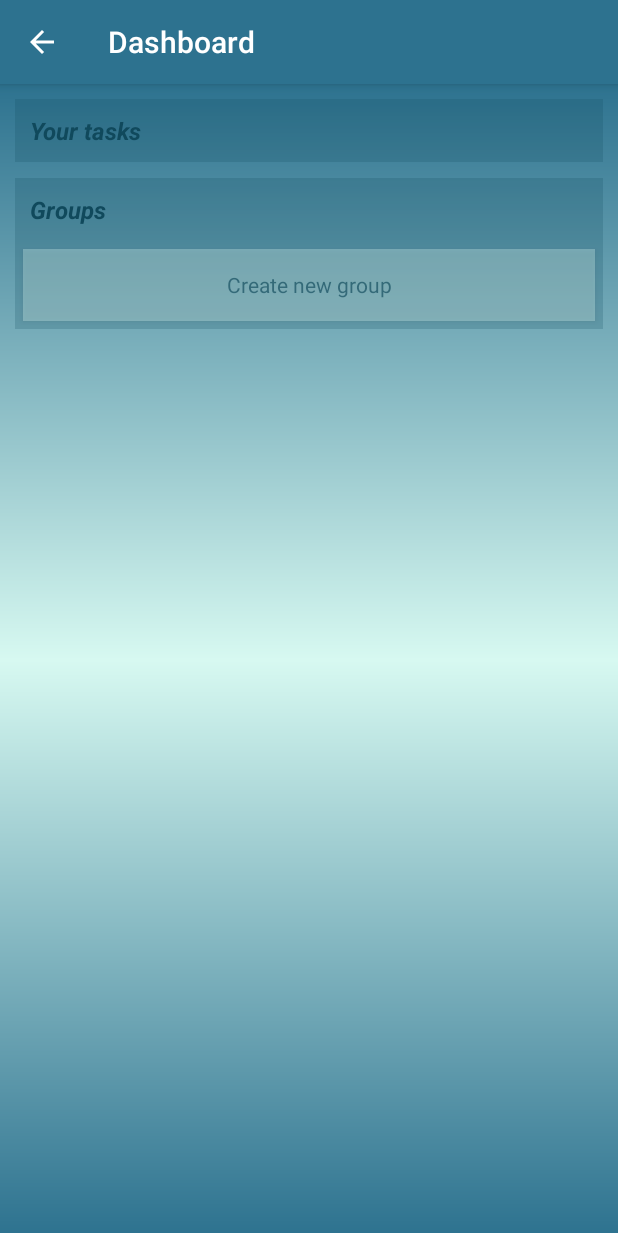
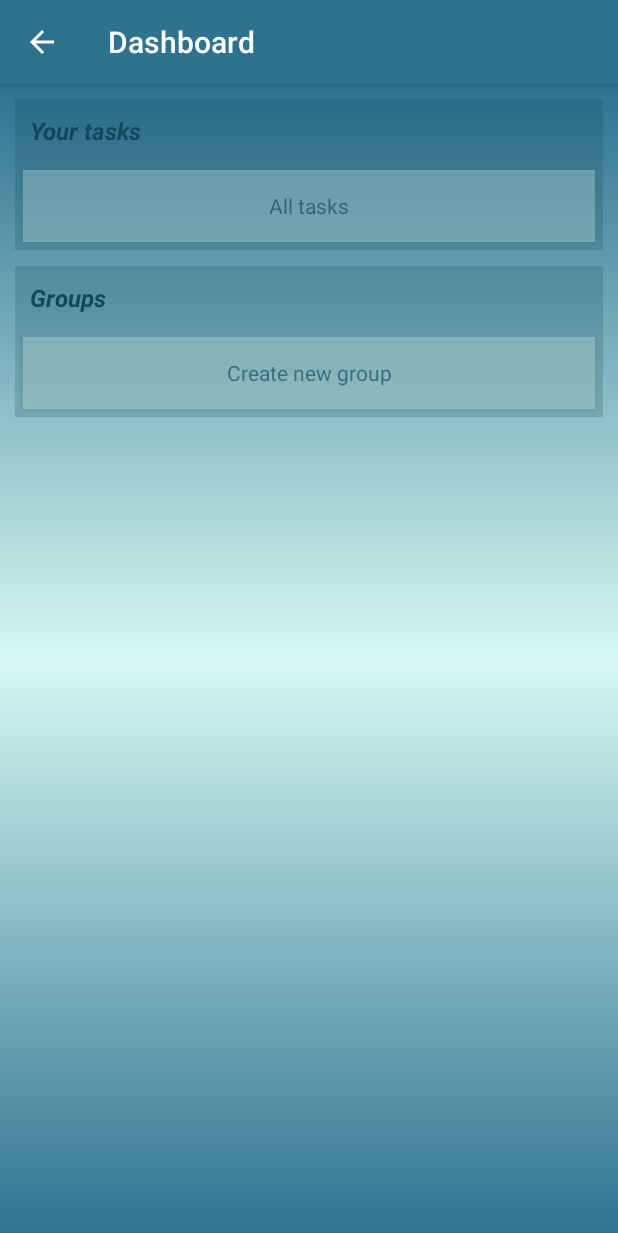
Before and after one commit to Budziaszek/Application-supporting-the-management-of-finances-and-tasks, an Android app: the screen it shows after launch once a user with an empty profile is signed in (MainActivity), in the side drawer, after a tap on "Dashboard", on a phone screen of 412 x 824 dp. Shown: the top 1233 px of the screen. Run offline under Robolectric (Android 15) with nearby library versions, the phone set to English and light mode, and no system bars; our stand-ins replace Firebase (no records; nobody signed in at launch, a user with empty details on screens opened directly).

Commit message:
Archive tasks, recyclerview display improvements

```diff
--- a/TaBMate/app/src/main/java/com/budziaszek/tabmate/activity/LoginActivity.java
+++ b/TaBMate/app/src/main/java/com/budziaszek/tabmate/activity/LoginActivity.java
@@ -84,7 +84,7 @@ public class LoginActivity extends Activity {
             startMain();
         }
 
-        doLoginTask("ananke.moro@gmail.com", "zabcia3");
+        //doLoginTask("ananke.moro@gmail.com", "zabcia3");
     }
 
 
--- a/TaBMate/app/src/main/java/com/budziaszek/tabmate/fragment/MainPageFragment.java
+++ b/TaBMate/app/src/main/java/com/budziaszek/tabmate/fragment/MainPageFragment.java
@@ -27,6 +27,7 @@ import com.budziaszek.tabmate.view.adapter.InvitationsItemsAdapter;
 import com.budziaszek.tabmate.view.listener.TasksClickListener;
 
 import java.util.ArrayList;
+import java.util.Comparator;
 import java.util.List;
 
 
@@ -57,17 +58,13 @@ public class MainPageFragment extends BasicFragment implements DataChangeListene
 
         activity = getActivity();
 
-        invitationsList.clear();
-        groups.clear();
-        tasks.clear();
-
         mDisplayView = fView.findViewById(R.id.user_groups_layout);
         mProgressView = fView.findViewById(R.id.progress_groups);
 
         //Refresh
         swipeLayout = fView.findViewById(R.id.swipe_container);
         swipeLayout.setOnRefreshListener(() -> {
-            groups = new ArrayList<>();
+
             Log.d(TAG, "Ask for refresh groups and users");
             DataManager.getInstance().refresh(((MainActivity) activity).getCurrentUserId());
 
@@ -87,8 +84,6 @@ public class MainPageFragment extends BasicFragment implements DataChangeListene
         setRecyclerInvitations();
         setRecyclerTasks();
 
-        groups = new ArrayList<>();
-
         DataManager instance = DataManager.getInstance();
         instance.addObserver(this);
         if (instance.getGroups() == null) {
@@ -99,12 +94,8 @@ public class MainPageFragment extends BasicFragment implements DataChangeListene
             tasksChanged();
         }
 
-        if (instance.getInvitations() == null) {
-            Log.d(TAG, "Ask for refresh invitations");
-            instance.refreshInvitations(((MainActivity) activity).getCurrentUserId());
-        } else {
-            invitationsChanged();
-        }
+        Log.d(TAG, "Ask for refresh invitations");
+        DataManager.getInstance().refreshInvitations(((MainActivity) activity).getCurrentUserId());
 
         showProgress(false);
 
@@ -144,6 +135,9 @@ public class MainPageFragment extends BasicFragment implements DataChangeListene
             ((MainActivity) activity).setCurrentGroup(null);
             ((MainActivity) activity).startFragment(GroupFragment.class);
         });
+
+        Button allTasksButton = fView.findViewById(R.id.all_tasks_button);
+        allTasksButton.setOnClickListener(view -> ((MainActivity) activity).startFragment(TasksPagerFragment.class));
     }
 
     private void setRecyclerInvitations() {
@@ -228,20 +222,59 @@ public class MainPageFragment extends BasicFragment implements DataChangeListene
 
     @Override
     public void groupsChanged() {
-        groups = DataManager.getInstance().getGroups();
+        List<Group> newGroups = DataManager.getInstance().getGroups();
+        List<Group> oldGroups = groups;
+        groups = newGroups;
         groupsAdapter.update(groups);
+
+        newGroups.sort(Comparator.comparing(Group::getName));
+        //TODO check what exactly changed
+        for(int i = 0; i < newGroups.size(); i++){
+            if(oldGroups.size() <= i) {
+                groupsAdapter.notifyItemInserted(i);
+            } else {
+                Group newGroup = newGroups.get(i);
+                Group oldGroup = oldGroups.get(i);
+                if (!oldGroup.equals(newGroup)) {
+                    groupsAdapter.notifyItemChanged(i);
+                }
+            }
+        }
+        for( int i = newGroups.size(); i< oldGroups.size(); i++){
+            groupsAdapter.notifyItemRemoved(i);
+        }
     }
 
     @Override
     public void tasksChanged(){
-        tasks = new ArrayList<>();
+        //Select only user's and in progress
         List<UserTask> allTasks = DataManager.getInstance().getTasks();
+        List<UserTask> newTasks = new ArrayList<>();
         for (UserTask task : allTasks) {
-            if(task.getStatus() == UserTask.Status.DOING)
-            if (task.getDoers().contains(((MainActivity)activity).getCurrentUserId())) {
-                tasks.add(task);
+            if (task.getStatus() == UserTask.Status.DOING)
+                if (task.getDoers().contains(((MainActivity) activity).getCurrentUserId())) {
+                    newTasks.add(task);
+                }
+        }
+        List<UserTask> oldTasks = tasks;
+        tasks = newTasks;
+        tasksAdapter.update(tasks);
+
+        newTasks.sort(Comparator.comparing(UserTask::getTitle));
+        //TODO check what exactly changed
+        for(int i = 0; i < newTasks.size(); i++){
+            if(oldTasks.size() <= i) {
+                tasksAdapter.notifyItemInserted(i);
+            } else {
+                UserTask newTask = newTasks.get(i);
+                UserTask oldTask = oldTasks.get(i);
+                if (!oldTask.equals(newTask)) {
+                    tasksAdapter.notifyItemChanged(i);
+                }
             }
         }
-        tasksAdapter.update(tasks);
+        for( int i = newTasks.size(); i< oldTasks.size(); i++){
+            tasksAdapter.notifyItemRemoved(i);
+        }
     }
 }
--- a/TaBMate/app/src/main/java/com/budziaszek/tabmate/view/adapter/GroupsItemsAdapter.java
+++ b/TaBMate/app/src/main/java/com/budziaszek/tabmate/view/adapter/GroupsItemsAdapter.java
@@ -64,8 +64,6 @@ public class GroupsItemsAdapter extends RecyclerView.Adapter<GroupsItemsAdapter.
     }
 
     public void update(List<Group> data) {
-        groupsList.clear();
-        groupsList.addAll(data);
-        notifyDataSetChanged();
+        groupsList = data;
     }
 }
--- a/TaBMate/app/src/main/java/com/budziaszek/tabmate/view/adapter/TasksItemsAdapter.java
+++ b/TaBMate/app/src/main/java/com/budziaszek/tabmate/view/adapter/TasksItemsAdapter.java
@@ -78,8 +78,6 @@ public class TasksItemsAdapter extends RecyclerView.Adapter<TasksItemsAdapter.My
     }
 
     public void update(List<UserTask> data) {
-        tasksList.clear();
-        tasksList.addAll(data);
-        notifyDataSetChanged();
+        tasksList = data;
     }
 }
--- a/TaBMate/app/src/main/res/layout/main_page.xml
+++ b/TaBMate/app/src/main/res/layout/main_page.xml
@@ -67,6 +67,21 @@
                         android:layout_below="@+id/basic_title"
                         android:elevation="0dp" />
 
+                    <Button
+                        android:id="@+id/all_tasks_button"
+                        style="?android:textAppearanceSmall"
+                        android:layout_width="match_parent"
+                        android:layout_height="wrap_content"
+                        android:layout_below="@+id/user_tasks_list"
+                        android:layout_margin="5dp"
+                        android:layout_marginTop="16dp"
+                        android:background="@color/colorAccentLightTransparent"
+                        android:padding="0dp"
+                        android:text="@string/all_tasks"
+                        android:textAllCaps="false"
+                        android:textColor="@color/colorPrimaryDarkSemi"
+                        ndroid:textAllCaps="false" />
+
                 </RelativeLayout>
 
                 <RelativeLayout
--- a/TaBMate/app/src/main/res/menu/menu_tasks.xml
+++ b/TaBMate/app/src/main/res/menu/menu_tasks.xml
@@ -12,4 +12,9 @@
             android:icon="@android:drawable/ic_menu_search"
             android:title="@string/find_tasks"
             app:showAsAction="ifRoom" />
+        <item
+            android:id="@+id/action_archived_tasks"
+            android:icon="@android:drawable/sym_contact_card"
+            android:title="@string/archived_tasks"
+            app:showAsAction="ifRoom" />
 </menu>
--- a/TaBMate/app/src/main/res/values/colors.xml
+++ b/TaBMate/app/src/main/res/values/colors.xml
@@ -28,9 +28,11 @@
     <color name="colorItemTodo">#fffccc</color>
     <color name="colorItemDoing">#ccf4ff</color>
     <color name="colorItemDone">#d2ffcc</color>
+    <color name="colorItemArchived">#d7d8e1</color>
 
     <color name="colorItemTodoSelected">#fff000</color>
     <color name="colorItemDoingSelected">#00c8ff</color>
     <color name="colorItemDoneSelected">#1eff00</color>
+    <color name="colorItemArchivedSelected">#6e6e76</color>
 
 </resources>
--- a/TaBMate/app/src/main/res/values/strings.xml
+++ b/TaBMate/app/src/main/res/values/strings.xml
@@ -83,6 +83,8 @@
     <string name="group">Group</string>
     <string name="performance">Performance</string>
     <string name="deadline">Deadline</string>
+    <string name="archived_tasks">Archived</string>
+    <string name="all_tasks">All tasks</string>
 
     <!-- Strings related to menu -->
     <string name="settings">Settings</string>
```
Also changed, not shown: TaBMate/app/src/main/java/com/budziaszek/tabmate/activity/MainActivity.java (+11 -2 lines), TaBMate/app/src/main/java/com/budziaszek/tabmate/firestoreData/DataManager.java (+10 -3 lines), TaBMate/app/src/main/java/com/budziaszek/tabmate/firestoreData/Group.java (+19 -7 lines), TaBMate/app/src/main/java/com/budziaszek/tabmate/firestoreData/UserTask.java (+50 -12 lines), TaBMate/app/src/main/java/com/budziaszek/tabmate/fragment/TaskFragment.java (+16 -5 lines), TaBMate/app/src/main/java/com/budziaszek/tabmate/fragment/TaskPageFragment.java (+41 -9 lines), TaBMate/app/src/main/java/com/budziaszek/tabmate/fragment/TasksPagerFragment.java (renamed from TaBMate/app/src/main/java/com/budziaszek/tabmate/fragment/PagerTasksFragment.java, +17 -3 lines), TaBMate/app/src/main/java/com/budziaszek/tabmate/view/adapter/TasksPagesAdapter.java (+20 -3 lines), TaBMate/app/src/main/res/drawable/ripple_effect_archived.xml (added, +13 -0 lines), 1 other file.
